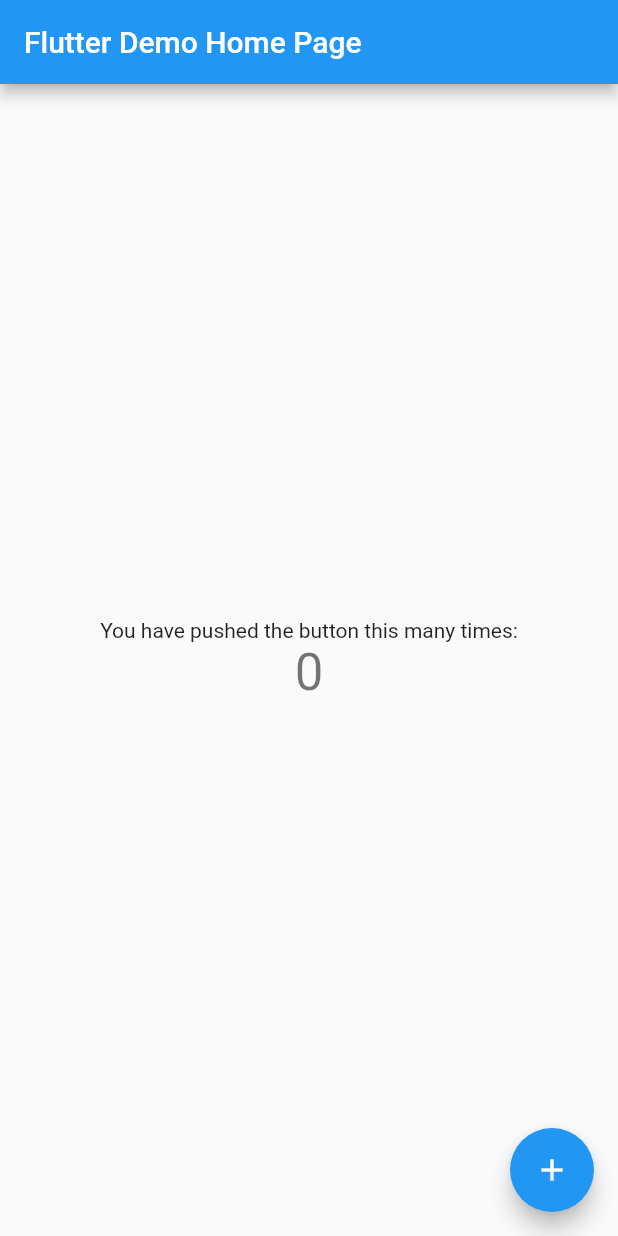
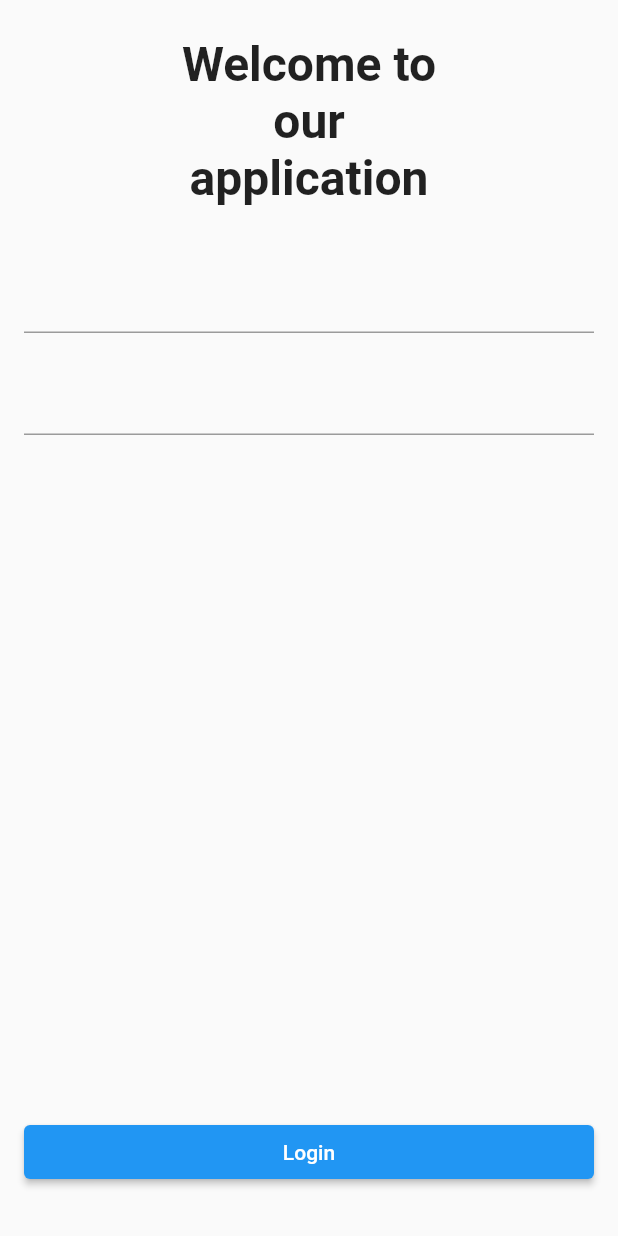
Before and after one commit to LesegoGomolemo/flutter-is-fantastic, a Flutter app: the screen it shows after launch, on a phone screen of 412 x 824 dp. Run offline on Flutter 3.47's test engine with Material 2 defaults, Android fonts, the phone set to English and light mode, and no system bars.

Commit message:
Simple Login Form and Navigator

```diff
--- a/flutter/lib/main.dart
+++ b/flutter/lib/main.dart
@@ -1,4 +1,6 @@
 import 'package:flutter/material.dart';
+import 'package:flutter_is_fantastic/navigator/navigation.dart';
+import 'package:flutter_is_fantastic/navigator/routes.dart';
 
 void main() {
   runApp(const MyApp());
@@ -7,39 +9,21 @@
 class MyApp extends StatelessWidget {
   const MyApp({Key? key}) : super(key: key);
 
-  // This widget is the root of your application.
   @override
   Widget build(BuildContext context) {
     return MaterialApp(
       title: 'Flutter Demo',
       theme: ThemeData(
-        // This is the theme of your application.
-        //
-        // Try running your application with "flutter run". You'll see the
-        // application has a blue toolbar. Then, without quitting the app, try
-        // changing the primarySwatch below to Colors.green and then invoke
-        // "hot reload" (press "r" in the console where you ran "flutter run",
-        // or simply save your changes to "hot reload" in a Flutter IDE).
-        // Notice that the counter didn't reset back to zero; the application
-        // is not restarted.
         primarySwatch: Colors.blue,
       ),
-      home: const MyHomePage(title: 'Flutter Demo Home Page'),
+      initialRoute: Routes.LOGIN_SCREEN,
+      onGenerateRoute: Navigation.generateRoute,
     );
   }
 }
 
 class MyHomePage extends StatefulWidget {
   const MyHomePage({Key? key, required this.title}) : super(key: key);
-
-  // This widget is the home page of your application. It is stateful, meaning
-  // that it has a State object (defined below) that contains fields that affect
-  // how it looks.
-
-  // This class is the configuration for the state. It holds the values (in this
-  // case the title) provided by the parent (in this case the App widget) and
-  // used by the build method of the State. Fields in a Widget subclass are
-  // always marked "final".
 
   final String title;
 
@@ -52,47 +36,18 @@
 
   void _incrementCounter() {
     setState(() {
-      // This call to setState tells the Flutter framework that something has
-      // changed in this State, which causes it to rerun the build method below
-      // so that the display can reflect the updated values. If we changed
-      // _counter without calling setState(), then the build method would not be
-      // called again, and so nothing would appear to happen.
       _counter++;
     });
   }
 
   @override
   Widget build(BuildContext context) {
-    // This method is rerun every time setState is called, for instance as done
-    // by the _incrementCounter method above.
-    //
-    // The Flutter framework has been optimized to make rerunning build methods
-    // fast, so that you can just rebuild anything that needs updating rather
-    // than having to individually change instances of widgets.
     return Scaffold(
       appBar: AppBar(
-        // Here we take the value from the MyHomePage object that was created by
-        // the App.build method, and use it to set our appbar title.
         title: Text(widget.title),
       ),
       body: Center(
-        // Center is a layout widget. It takes a single child and positions it
-        // in the middle of the parent.
         child: Column(
-          // Column is also a layout widget. It takes a list of children and
-          // arranges them vertically. By default, it sizes itself to fit its
-          // children horizontally, and tries to be as tall as its parent.
-          //
-          // Invoke "debug painting" (press "p" in the console, choose the
-          // "Toggle Debug Paint" action from the Flutter Inspector in Android
-          // Studio, or the "Toggle Debug Paint" command in Visual Studio Code)
-          // to see the wireframe for each widget.
-          //
-          // Column has various properties to control how it sizes itself and
-          // how it positions its children. Here we use mainAxisAlignment to
-          // center the children vertically; the main axis here is the vertical
-          // axis because Columns are vertical (the cross axis would be
-          // horizontal).
           mainAxisAlignment: MainAxisAlignment.center,
           children: <Widget>[
             const Text(
@@ -109,7 +64,7 @@
         onPressed: _incrementCounter,
         tooltip: 'Increment',
         child: const Icon(Icons.add),
-      ), // This trailing comma makes auto-formatting nicer for build methods.
+      )
     );
   }
 }
--- /dev/null
+++ b/flutter/lib/navigator/navigation.dart
@@ -0,0 +1,28 @@
+import 'package:flutter/cupertino.dart';
+import 'package:flutter/material.dart';
+import 'package:flutter_is_fantastic/navigator/routes.dart';
+import 'package:flutter_is_fantastic/screens/login.dart';
+
+class Navigation {
+  static Route<dynamic> generateRoute(RouteSettings settings) {
+    return MaterialPageRoute(
+      builder: (_) {
+        switch (settings.name) {
+          case Routes.LOGIN_SCREEN:
+            return const Login();
+          default:
+            return errorWidget;
+        }
+      }
+    );
+  }
+
+  static Scaffold get errorWidget => Scaffold(
+    appBar: AppBar(
+      title: const Text("Navigation Error"),
+    ),
+    body: const Center(
+      child: Text("Navigation ERROR"),
+    )
+  );
+}
--- /dev/null
+++ b/flutter/lib/navigator/routes.dart
@@ -0,0 +1,3 @@
+class Routes {
+  static const LOGIN_SCREEN = '/login';
+}
--- /dev/null
+++ b/flutter/lib/screens/login.dart
@@ -0,0 +1,65 @@
+import 'package:flutter/cupertino.dart';
+import 'package:flutter/material.dart';
+
+class Login extends StatefulWidget {
+  const Login({Key? key}) : super(key: key);
+
+  @override
+  LoginState createState() => LoginState();
+
+}
+
+class LoginState extends State<Login> {
+  final TextEditingController _username = TextEditingController();
+  final TextEditingController _password = TextEditingController();
+  final TextStyle style = const TextStyle(
+    fontSize: 24
+  );
+
+
+  @override
+  Widget build(BuildContext context) {
+    return Scaffold(
+      body: SafeArea(
+        child: Padding(
+          padding: const EdgeInsets.symmetric(
+            horizontal: 16,
+            vertical: 24
+          ),
+          child: Column(
+            crossAxisAlignment: CrossAxisAlignment.stretch,
+            children: [
+              const Center(
+                child: Text("Welcome to \nour\napplication",
+                  style: TextStyle(
+                      fontSize: 32,
+                      fontWeight: FontWeight.bold
+                  ),
+                  textAlign: TextAlign.center,
+                )
+              ),
+              const SizedBox(height: 32),
+              TextField(
+                controller: _username,
+                obscureText: false,
+                style: style,
+              ),
+              const SizedBox(height: 16),
+              TextField(
+                controller: _password,
+                obscureText: true,
+                style: style,
+              ),
+              const Spacer(),
+              ElevatedButton(
+                onPressed: () => {},
+                child: const Text("Login")
+              ),
+              const SizedBox(height: 8)
+            ],
+          )
+        )
+      )
+    );
+  }
+}
```
